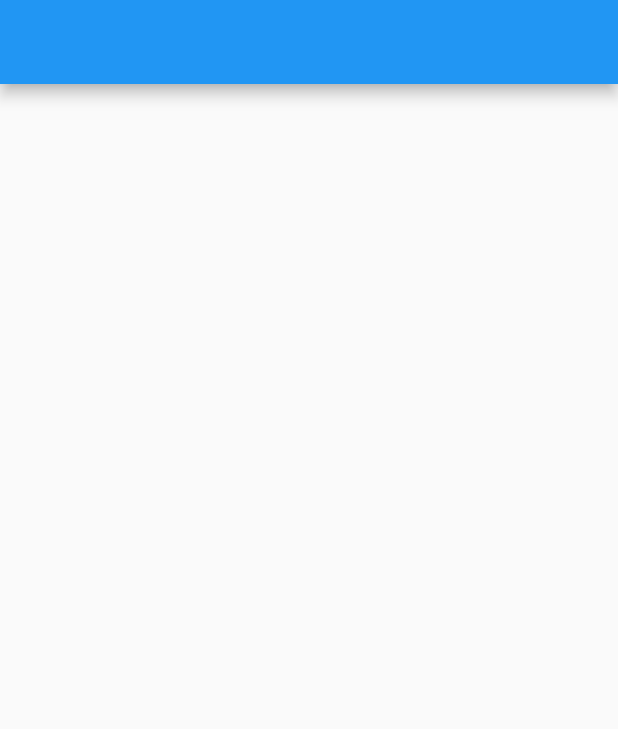
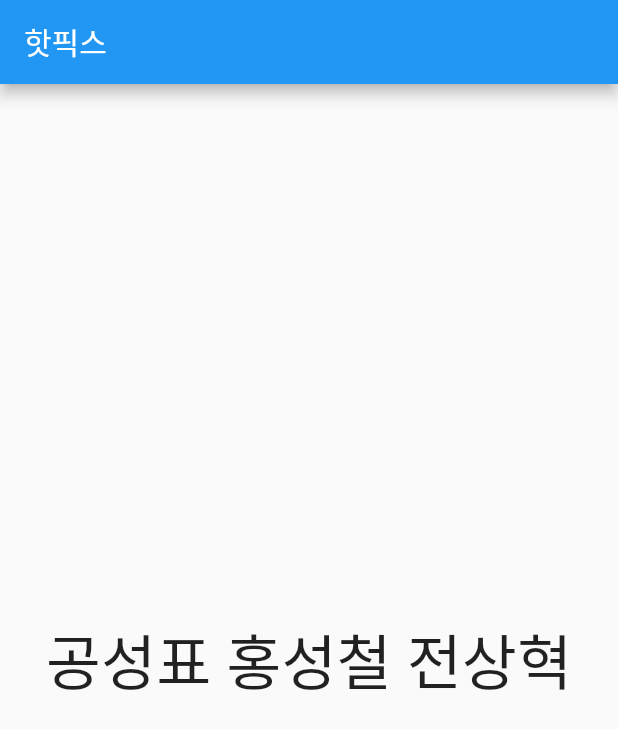
Before and after one commit to ThePerfectMartini/team_sparta_17, a Flutter app: the screen it shows after launch, on a phone screen of 412 x 824 dp. Shown: the top 729 px of the screen. Run offline on Flutter 3.47's test engine with Material 2 defaults, Android fonts, the phone set to English and light mode, and no system bars.

Commit message:
hotfix: 적용 후 푸시 테스트

```diff
--- a/lib/main.dart
+++ b/lib/main.dart
@@ -12,8 +12,13 @@ class MyApp extends StatelessWidget {
     return MaterialApp(
       debugShowCheckedModeBanner: false,
       home: Scaffold(
-        appBar: AppBar(),
-      ),
+          appBar: AppBar(title: Text("핫픽스")),
+          body: Center(
+            child: Text(
+              "공성표 홍성철 전상혁",
+              style: TextStyle(fontSize: 40),
+            ),
+          )),
     );
   }
 }
```
